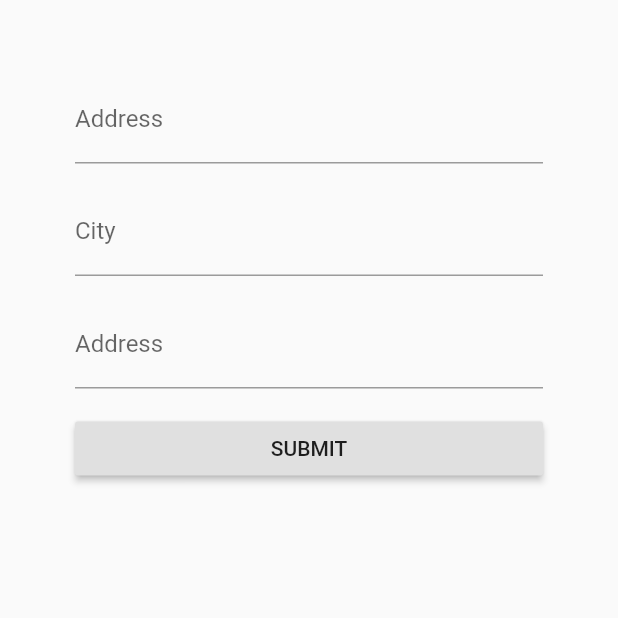
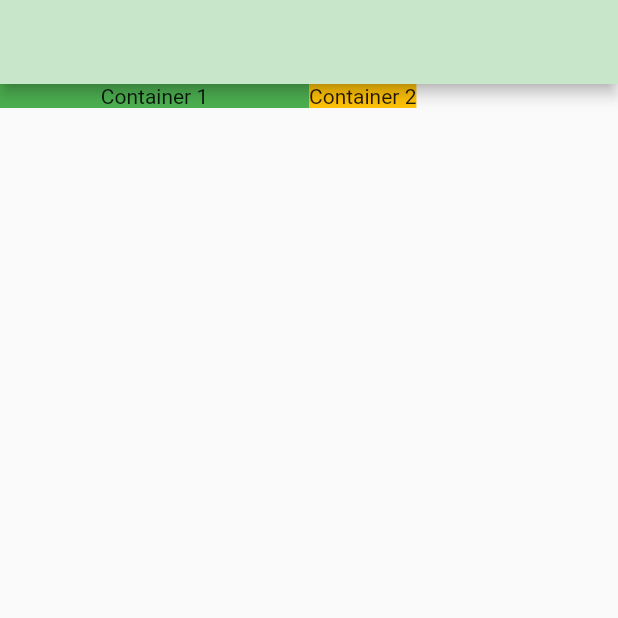
Before and after one commit to app-createur-pro/my_app, a Flutter app: the screen it shows after launch, on a phone screen of 412 x 824 dp, the top half of it. Run offline on Flutter 3.47's test engine with Material 2 defaults, Android fonts, the phone set to English and light mode, and no system bars.

Commit message:
Flexible vs Expanded

```diff
--- a/lib/main.dart
+++ b/lib/main.dart
@@ -10,7 +10,7 @@ class MyApp extends StatelessWidget {
     return MaterialApp(
       title: 'Flutter Demo',
       theme: ThemeData(
-        primarySwatch: Colors.red,
+        primaryColor: Colors.green[100],
         visualDensity: VisualDensity.adaptivePlatformDensity,
       ),
       home: MyHomePage(title: 'Titre'),
@@ -30,40 +30,31 @@ class _MyHomePageState extends State<MyHomePage> {
 
   @override
   Widget build(BuildContext context) {
-
     return Scaffold(
-      body: Padding(
-        padding: const EdgeInsets.all(50.0),
-        child: Form(
-          child: ListView(
-            children: <Widget>[
-              TextFormField(
-                decoration: InputDecoration(
-                    labelText: 'Address'
-                ),
+      appBar: AppBar(),
+      body: Row(
+        //mainAxisAlignment: MainAxisAlignment.spaceEvenly,
+        children: <Widget>[
+          Flexible(
+            flex: 1,
+            fit: FlexFit.tight,
+            child: Container(
+              color: Colors.green,
+              child: Text(
+                'Container 1',
+                textAlign: TextAlign.center,
               ),
-              SizedBox(height: 16.0,),
-              TextFormField(
-                decoration: InputDecoration(
-                    labelText: 'City'
-                ),
-              ),
-              SizedBox(height: 16.0,),
-              TextFormField(
-                decoration: InputDecoration(
-                    labelText: 'Address'
-                ),
-              ),
-              SizedBox(height: 16.0,),
-              RaisedButton(
-                child: Text('SUBMIT'),
-                onPressed: () {
-                  // submit the form
-                },
-              )
-            ],
+            ),
           ),
-        ),
+          Flexible(
+            flex: 1,
+            fit: FlexFit.loose,
+            child: Container(
+              color: Colors.amber,
+              child: Text('Container 2'),
+            ),
+          ),
+        ],
       ),
     );
   }
```
